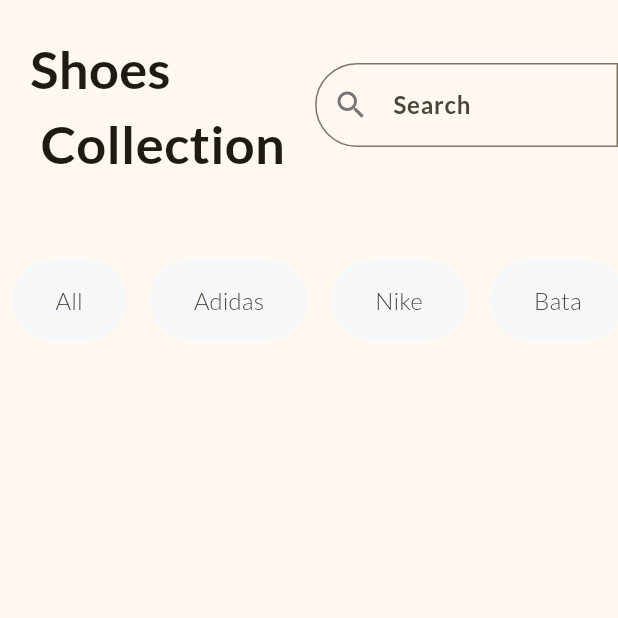
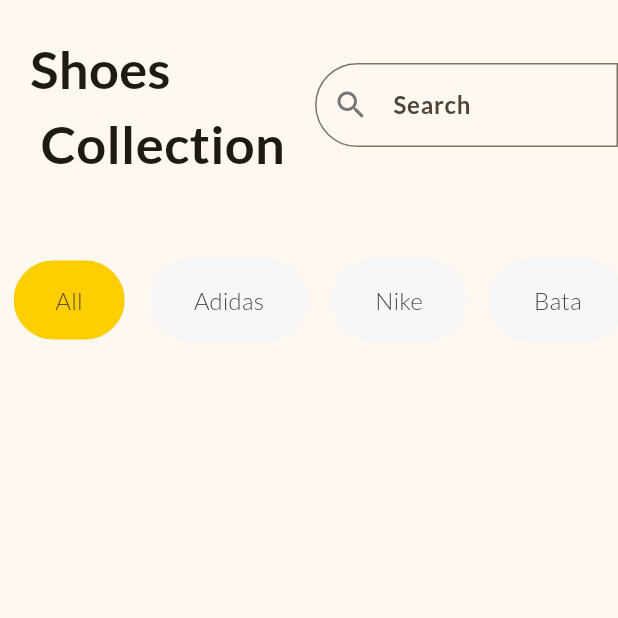
Before and after one commit to thephotogenicbug/shop_app-flutter, a Flutter app: the screen it shows after launch, on a phone screen of 412 x 824 dp, the top half of it. Run offline on Flutter 3.47's test engine with Material 3 defaults, Android fonts, the phone set to English and light mode, and no system bars.

Commit message:
convert HomePage to StatefulWidget and Change the state of the chip and color

```diff
--- a/lib/home_page.dart
+++ b/lib/home_page.dart
@@ -1,9 +1,21 @@
 import 'package:flutter/material.dart';
 
-class HomePage extends StatelessWidget {
+class HomePage extends StatefulWidget {
   const HomePage({super.key});
 
+  @override
+  State<HomePage> createState() => _HomePageState();
+}
+
+class _HomePageState extends State<HomePage> {
   final List<String> filters = const ['All', 'Adidas', 'Nike', 'Bata'];
+  late String selectedFilter;
+
+  @override
+  void initState() {
+    super.initState();
+    selectedFilter = filters[0];
+  }
 
   @override
   Widget build(BuildContext context) {
@@ -49,8 +61,16 @@ class HomePage extends StatelessWidget {
                   final filter = filters[index];
                   return Padding(
                     padding: const EdgeInsets.symmetric(horizontal: 8.0),
+                    child: GestureDetector(
+                      onTap: () {
+                        setState(() {
+                          selectedFilter = filter;
+                        });
+                      },
                       child: Chip(
-                      backgroundColor: const Color.fromRGBO(245, 247, 249, 1),
+                        backgroundColor: selectedFilter == filter
+                            ? Theme.of(context).colorScheme.primary
+                            : const Color.fromRGBO(245, 247, 249, 1),
                         side: const BorderSide(
                           color: Color.fromRGBO(245, 247, 249, 1),
                         ),
@@ -62,10 +82,12 @@ class HomePage extends StatelessWidget {
                           borderRadius: BorderRadius.circular(30),
                         ),
                       ),
+                    ),
                   );
                 },
               ),
-            )
+            ),
+
           ],
         ),
       ),
--- a/lib/main.dart
+++ b/lib/main.dart
@@ -16,6 +16,7 @@ class MyApp extends StatelessWidget {
         fontFamily: 'Lato',
         colorScheme: ColorScheme.fromSeed(
           seedColor: const Color.fromRGBO(254, 206, 1, 1),
+          primary: const Color.fromRGBO(254, 206, 1, 1),
         ),
         inputDecorationTheme: const InputDecorationTheme(
           hintStyle: TextStyle(fontWeight: FontWeight.bold),
```
Lines whose indentation alone changed are shown as unchanged.
